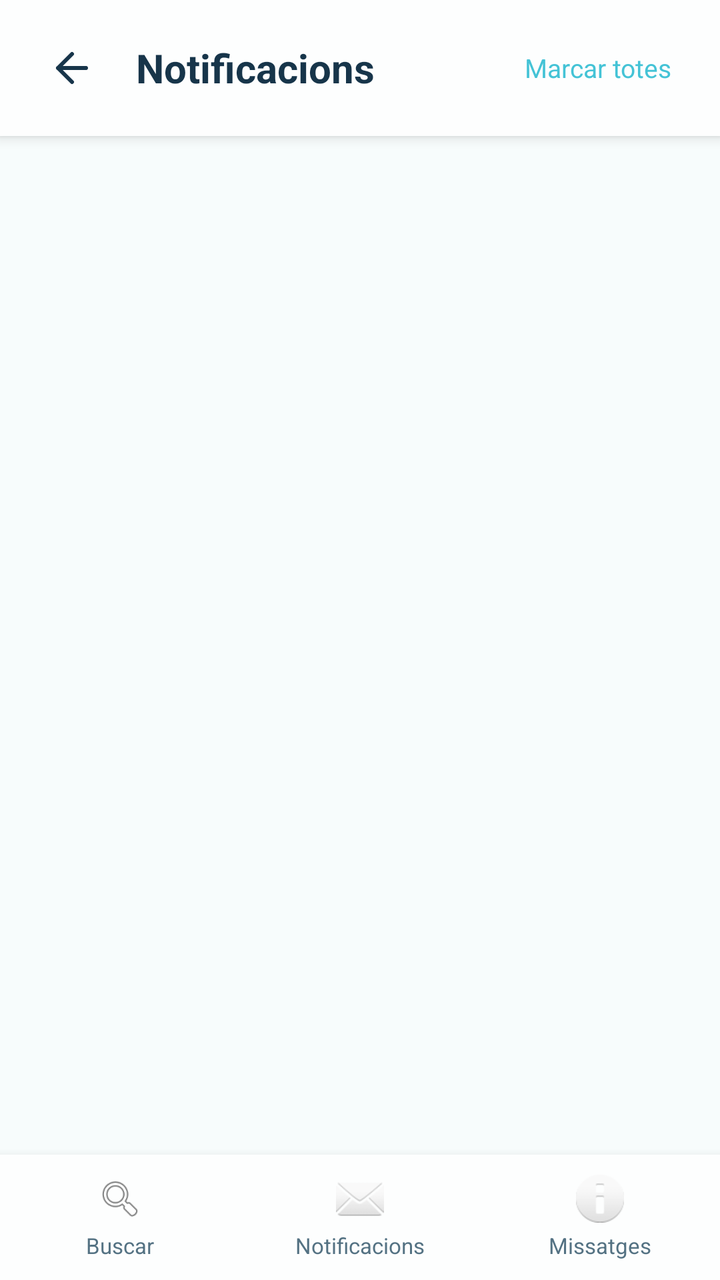
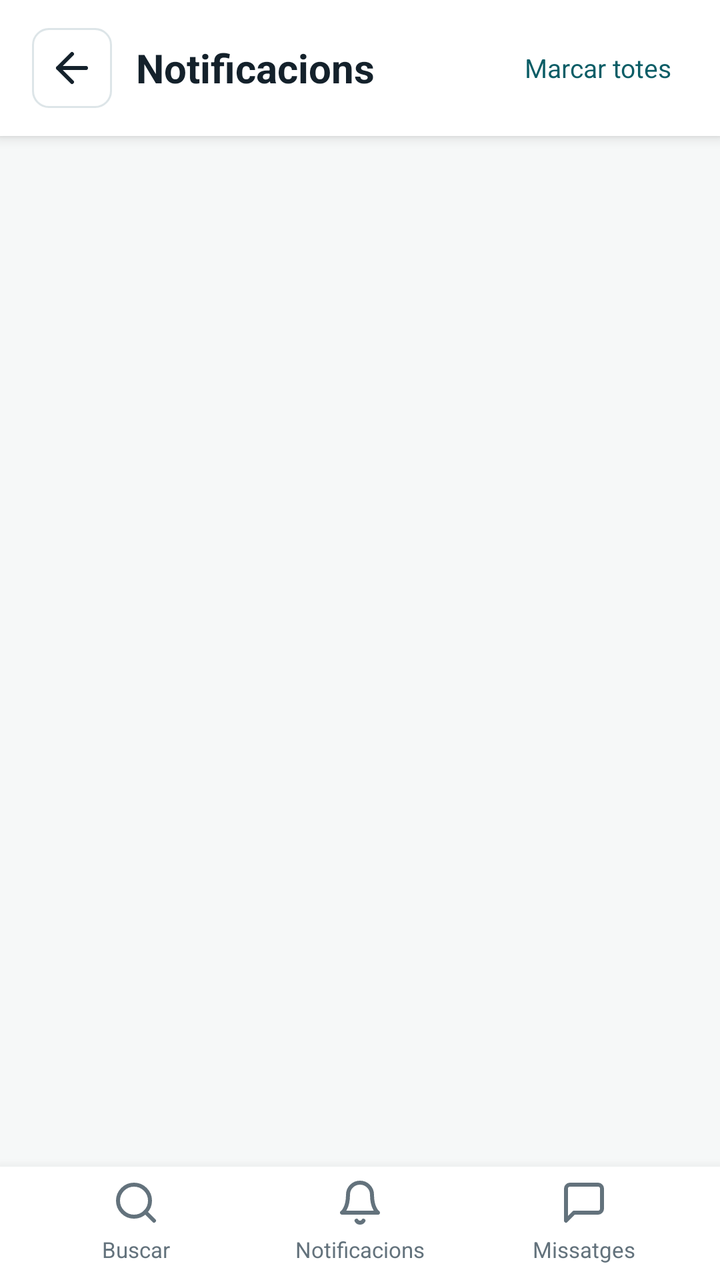

Before-and-after screenshots of an Android layout around one commit, followed by the original layout XML and the change that was made.
<!-- AndroidManifest.xml: application theme Theme.ViBaCar -->
<!-- res/layout/activity_notificacions.xml -->
<?xml version="1.0" encoding="utf-8"?>
<LinearLayout xmlns:android="http://schemas.android.com/apk/res/android"
    xmlns:app="http://schemas.android.com/apk/res-auto"
    android:layout_width="match_parent"
    android:layout_height="match_parent"
    android:background="@color/color_fons_suau"
    android:orientation="vertical">

    <LinearLayout
        android:layout_width="match_parent"
        android:layout_height="wrap_content"
        android:background="@color/color_targeta"
        android:elevation="4dp"
        android:gravity="center_vertical"
        android:orientation="horizontal"
        android:paddingHorizontal="16dp"
        android:paddingVertical="14dp">

        <ImageButton
            android:id="@+id/botoEnrere"
            android:layout_width="40dp"
            android:layout_height="40dp"
            android:background="?attr/selectableItemBackgroundBorderless"
            android:contentDescription="@string/boto_enrere"
            android:padding="8dp"
            android:src="@drawable/ic_enrere"
            app:tint="@color/color_text_principal" />

        <TextView
            android:layout_width="0dp"
            android:layout_height="wrap_content"
            android:layout_marginStart="12dp"
            android:layout_weight="1"
            android:text="@string/notificacions_titol"
            android:textColor="@color/color_text_principal"
            android:textSize="20sp"
            android:textStyle="bold" />

        <TextView
            android:id="@+id/botoMarcarTotes"
            android:layout_width="wrap_content"
            android:layout_height="wrap_content"
            android:padding="8dp"
            android:text="@string/notificacions_marcar_totes"
            android:textColor="@color/color_principal"
            android:textSize="13sp" />
    </LinearLayout>

    <androidx.recyclerview.widget.RecyclerView
        android:id="@+id/llistaNotificacions"
        android:layout_width="match_parent"
        android:layout_height="0dp"
        android:layout_weight="1"
        android:clipToPadding="false"
        android:paddingBottom="16dp" />

    <TextView
        android:id="@+id/txtBuit"
        android:layout_width="match_parent"
        android:layout_height="0dp"
        android:layout_weight="1"
        android:gravity="center"
        android:text="@string/notificacions_buit"
        android:textColor="@color/color_text_secundari"
        android:visibility="gone" />

    <include
        android:id="@+id/bottomNav"
        layout="@layout/bottom_nav"
        android:layout_width="match_parent"
        android:layout_height="wrap_content" />

</LinearLayout>
<!-- res/layout/bottom_nav.xml (included above) -->
<?xml version="1.0" encoding="utf-8"?>
<LinearLayout xmlns:android="http://schemas.android.com/apk/res/android"
    android:layout_width="match_parent"
    android:layout_height="wrap_content"
    android:background="@color/color_targeta"
    android:elevation="8dp"
    android:orientation="horizontal">

    <LinearLayout
        android:id="@+id/navBuscar"
        android:layout_width="0dp"
        android:layout_height="wrap_content"
        android:layout_weight="1"
        android:clickable="true"
        android:focusable="true"
        android:background="?attr/selectableItemBackground"
        android:gravity="center"
        android:orientation="vertical"
        android:paddingVertical="10dp">

        <ImageView
            android:layout_width="24dp"
            android:layout_height="24dp"
            android:src="@android:drawable/ic_menu_search"
            android:contentDescription="@string/nav_buscar" />

        <TextView
            android:layout_width="wrap_content"
            android:layout_height="wrap_content"
            android:layout_marginTop="4dp"
            android:text="@string/nav_buscar"
            android:textColor="@color/color_text_secundari"
            android:textSize="11sp" />
    </LinearLayout>

    <LinearLayout
        android:id="@+id/navNotificacions"
        android:layout_width="0dp"
        android:layout_height="wrap_content"
        android:layout_weight="1"
        android:clickable="true"
        android:focusable="true"
        android:background="?attr/selectableItemBackground"
        android:gravity="center"
        android:orientation="vertical"
        android:paddingVertical="10dp">

        <FrameLayout
            android:layout_width="wrap_content"
            android:layout_height="wrap_content">

            <ImageView
                android:id="@+id/iconaNotificacions"
                android:layout_width="24dp"
                android:layout_height="24dp"
                android:src="@android:drawable/ic_dialog_email"
                android:contentDescription="@string/nav_notificacions" />

            <View
                android:id="@+id/badgeNotificacions"
                android:layout_width="8dp"
                android:layout_height="8dp"
                android:layout_gravity="top|end"
                android:background="@color/color_error"
                android:visibility="gone" />
        </FrameLayout>

        <TextView
            android:layout_width="wrap_content"
            android:layout_height="wrap_content"
            android:layout_marginTop="4dp"
            android:text="@string/nav_notificacions"
            android:textColor="@color/color_text_secundari"
            android:textSize="11sp" />
    </LinearLayout>

    <LinearLayout
        android:id="@+id/navMissatges"
        android:layout_width="0dp"
        android:layout_height="wrap_content"
        android:layout_weight="1"
        android:clickable="true"
        android:focusable="true"
        android:background="?attr/selectableItemBackground"
        android:gravity="center"
        android:orientation="vertical"
        android:paddingVertical="10dp">

        <ImageView
            android:layout_width="24dp"
            android:layout_height="24dp"
            android:src="@android:drawable/ic_dialog_info"
            android:contentDescription="@string/nav_missatges" />

        <TextView
            android:layout_width="wrap_content"
            android:layout_height="wrap_content"
            android:layout_marginTop="4dp"
            android:text="@string/nav_missatges"
            android:textColor="@color/color_text_secundari"
            android:textSize="11sp" />
    </LinearLayout>

</LinearLayout>
<!-- resources referenced by this layout -->
<resources>
  <color name="color_error">#C74E4E</color>
  <color name="color_fons_suau">#F7FCFC</color>
  <color name="color_principal">#44C3D6</color>
  <color name="color_targeta">#FDFEFE</color>
  <color name="color_text_principal">#17354A</color>
  <color name="color_text_secundari">#547283</color>
  <string name="boto_enrere">Torna enrere</string>
  <string name="nav_buscar">Buscar</string>
  <string name="nav_missatges">Missatges</string>
  <string name="nav_notificacions">Notificacions</string>
  <string name="notificacions_buit">No tens cap notificacio</string>
  <string name="notificacions_marcar_totes">Marcar totes</string>
  <string name="notificacions_titol">Notificacions</string>
  <style name="Theme.ViBaCar" parent="Base.Theme.ViBaCar" />
  <color name="color_text_clar">#FFFFFF</color>
  <color name="color_secundari">#78D6A2</color>
  <color name="color_fons">#EAF8F8</color>
  <!-- unchanged entries left out for length: 2 -->
</resources>

<!-- the commit's change to res/layout/activity_notificacions.xml (unified diff, before → after) -->
@@ -20,7 +20,7 @@
             android:id="@+id/botoEnrere"
             android:layout_width="40dp"
             android:layout_height="40dp"
-            android:background="?attr/selectableItemBackgroundBorderless"
+            android:background="@drawable/fons_capsula"
             android:contentDescription="@string/boto_enrere"
             android:padding="8dp"
             android:src="@drawable/ic_enrere"
@@ -74,31 +74,38 @@
 <!-- res/layout/bottom_nav.xml (included above) -->
 <?xml version="1.0" encoding="utf-8"?>
 <LinearLayout xmlns:android="http://schemas.android.com/apk/res/android"
+    xmlns:app="http://schemas.android.com/apk/res-auto"
     android:layout_width="match_parent"
-    android:layout_height="wrap_content"
+    android:layout_height="72dp"
     android:background="@color/color_targeta"
-    android:elevation="8dp"
-    android:orientation="horizontal">
+    android:elevation="10dp"
+    android:gravity="center"
+    android:orientation="horizontal"
+    android:paddingHorizontal="12dp"
+    android:paddingTop="6dp"
+    android:paddingBottom="8dp">
 
     <LinearLayout
         android:id="@+id/navBuscar"
         android:layout_width="0dp"
-        android:layout_height="wrap_content"
+        android:layout_height="match_parent"
         android:layout_weight="1"
+        android:background="?attr/selectableItemBackground"
         android:clickable="true"
         android:focusable="true"
-        android:background="?attr/selectableItemBackground"
         android:gravity="center"
-        android:orientation="vertical"
-        android:paddingVertical="10dp">
+        android:orientation="vertical">
 
         <ImageView
+            android:id="@+id/iconaBuscar"
             android:layout_width="24dp"
             android:layout_height="24dp"
-            android:src="@android:drawable/ic_menu_search"
-            android:contentDescription="@string/nav_buscar" />
+            android:contentDescription="@string/nav_buscar"
+            android:src="@drawable/ic_nav_buscar"
+            app:tint="@color/color_text_secundari" />
 
         <TextView
+            android:id="@+id/textNavBuscar"
             android:layout_width="wrap_content"
             android:layout_height="wrap_content"
             android:layout_marginTop="4dp"
@@ -110,14 +117,13 @@
     <LinearLayout
         android:id="@+id/navNotificacions"
         android:layout_width="0dp"
-        android:layout_height="wrap_content"
+        android:layout_height="match_parent"
         android:layout_weight="1"
+        android:background="?attr/selectableItemBackground"
         android:clickable="true"
         android:focusable="true"
-        android:background="?attr/selectableItemBackground"
         android:gravity="center"
-        android:orientation="vertical"
-        android:paddingVertical="10dp">
+        android:orientation="vertical">
 
         <FrameLayout
             android:layout_width="wrap_content"
@@ -127,19 +133,21 @@
                 android:id="@+id/iconaNotificacions"
                 android:layout_width="24dp"
                 android:layout_height="24dp"
-                android:src="@android:drawable/ic_dialog_email"
-                android:contentDescription="@string/nav_notificacions" />
+                android:contentDescription="@string/nav_notificacions"
+                android:src="@drawable/ic_nav_notificacions"
+                app:tint="@color/color_text_secundari" />
 
             <View
                 android:id="@+id/badgeNotificacions"
                 android:layout_width="8dp"
                 android:layout_height="8dp"
                 android:layout_gravity="top|end"
-                android:background="@color/color_error"
+                android:background="@drawable/fons_badge"
                 android:visibility="gone" />
         </FrameLayout>
 
         <TextView
+            android:id="@+id/textNavNotificacions"
             android:layout_width="wrap_content"
             android:layout_height="wrap_content"
             android:layout_marginTop="4dp"
@@ -151,22 +159,24 @@
     <LinearLayout
         android:id="@+id/navMissatges"
         android:layout_width="0dp"
-        android:layout_height="wrap_content"
+        android:layout_height="match_parent"
         android:layout_weight="1"
+        android:background="?attr/selectableItemBackground"
         android:clickable="true"
         android:focusable="true"
-        android:background="?attr/selectableItemBackground"
         android:gravity="center"
-        android:orientation="vertical"
-        android:paddingVertical="10dp">
+        android:orientation="vertical">
 
         <ImageView
+            android:id="@+id/iconaMissatges"
             android:layout_width="24dp"
             android:layout_height="24dp"
-            android:src="@android:drawable/ic_dialog_info"
-            android:contentDescription="@string/nav_missatges" />
+            android:contentDescription="@string/nav_missatges"
+            android:src="@drawable/ic_nav_missatges"
+            app:tint="@color/color_text_secundari" />
 
         <TextView
+            android:id="@+id/textNavMissatges"
             android:layout_width="wrap_content"
             android:layout_height="wrap_content"
             android:layout_marginTop="4dp"
<!-- resource entries referenced after the edit -->
@@ -1,11 +1,83 @@
 <!-- resources referenced by this layout -->
 <resources>
-  <color name="color_error">#C74E4E</color>
-  <color name="color_fons_suau">#F7FCFC</color>
-  <color name="color_principal">#44C3D6</color>
-  <color name="color_targeta">#FDFEFE</color>
-  <color name="color_text_principal">#17354A</color>
-  <color name="color_text_secundari">#547283</color>
+  <color name="color_error">#B23B3B</color>
+  <color name="color_linia">#DDE5E8</color>
+  <color name="color_fons_suau">#F6F8F8</color>
+  <color name="color_principal">#0B5D66</color>
+  <color name="color_targeta">#FFFFFF</color>
+  <color name="color_text_principal">#14212B</color>
+  <color name="color_text_secundari">#63727C</color>
+  <!-- drawable fons_badge (drawable) -->
+  <?xml version="1.0" encoding="utf-8"?>
+  <shape xmlns:android="http://schemas.android.com/apk/res/android"
+      android:shape="oval">
+      <solid android:color="@color/color_error" />
+  </shape>
+  <!-- drawable fons_capsula (drawable) -->
+  <?xml version="1.0" encoding="utf-8"?>
+  <shape xmlns:android="http://schemas.android.com/apk/res/android">
+      <solid android:color="@color/color_targeta" />
+      <corners android:radius="8dp" />
+      <stroke
+          android:width="1dp"
+          android:color="@color/color_linia" />
+  </shape>
+  <!-- drawable ic_nav_buscar (drawable) -->
+  <?xml version="1.0" encoding="utf-8"?>
+  <vector xmlns:android="http://schemas.android.com/apk/res/android"
+      android:width="24dp"
+      android:height="24dp"
+      android:viewportWidth="24"
+      android:viewportHeight="24">
+      <path
+          android:strokeColor="#000000"
+          android:strokeWidth="2"
+          android:strokeLineCap="round"
+          android:fillColor="@android:color/transparent"
+          android:pathData="M11,19a8,8 0,1,0 0,-16 8,8 0,0,0 0,16z" />
+      <path
+          android:strokeColor="#000000"
+          android:strokeWidth="2"
+          android:strokeLineCap="round"
+          android:fillColor="@android:color/transparent"
+          android:pathData="M21,21 L16.65,16.65" />
+  </vector>
+  <!-- drawable ic_nav_missatges (drawable) -->
+  <?xml version="1.0" encoding="utf-8"?>
+  <vector xmlns:android="http://schemas.android.com/apk/res/android"
+      android:width="24dp"
+      android:height="24dp"
+      android:viewportWidth="24"
+      android:viewportHeight="24">
+      <path
+          android:strokeColor="#000000"
+          android:strokeWidth="2"
+          android:strokeLineCap="round"
+          android:strokeLineJoin="round"
+          android:fillColor="@android:color/transparent"
+          android:pathData="M21,15 a2,2 0,0,1 -2,2 H7 l-4,4 V5 a2,2 0,0,1 2,-2 h14 a2,2 0,0,1 2,2 z" />
+  </vector>
+  <!-- drawable ic_nav_notificacions (drawable) -->
+  <?xml version="1.0" encoding="utf-8"?>
+  <vector xmlns:android="http://schemas.android.com/apk/res/android"
+      android:width="24dp"
+      android:height="24dp"
+      android:viewportWidth="24"
+      android:viewportHeight="24">
+      <path
+          android:strokeColor="#000000"
+          android:strokeWidth="2"
+          android:strokeLineCap="round"
+          android:strokeLineJoin="round"
+          android:fillColor="@android:color/transparent"
+          android:pathData="M18,8 A6,6 0,0,0 6,8 c0,7 -3,9 -3,9 h18 s-3,-2 -3,-9" />
+      <path
+          android:strokeColor="#000000"
+          android:strokeWidth="2"
+          android:strokeLineCap="round"
+          android:fillColor="@android:color/transparent"
+          android:pathData="M13.73,21 a2,2 0,0,1 -3.46,0" />
+  </vector>
   <string name="boto_enrere">Torna enrere</string>
   <string name="nav_buscar">Buscar</string>
   <string name="nav_missatges">Missatges</string>
@@ -15,8 +87,8 @@
   <string name="notificacions_titol">Notificacions</string>
   <style name="Theme.ViBaCar" parent="Base.Theme.ViBaCar" />
   <color name="color_text_clar">#FFFFFF</color>
-  <color name="color_secundari">#78D6A2</color>
-  <color name="color_fons">#EAF8F8</color>
+  <color name="color_secundari">#2F8F67</color>
+  <color name="color_fons">#EEF3F4</color>
   <!-- unchanged entries left out for length: 2 -->
 </resources>
 
